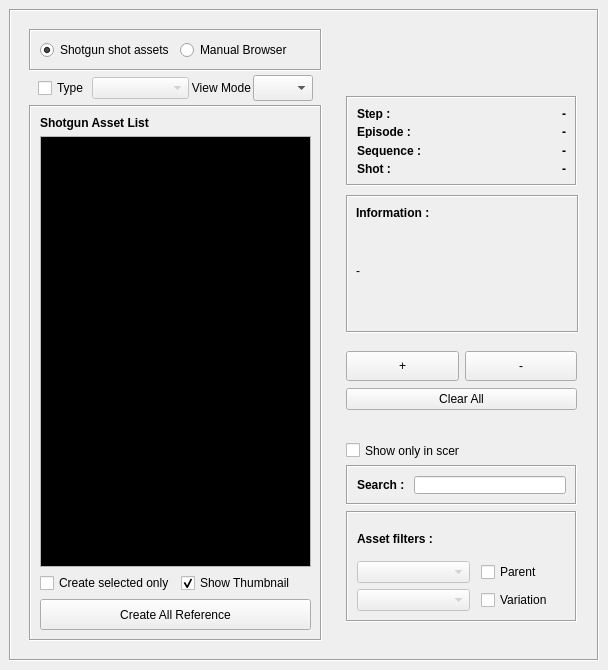
Old version of the form ui2.ui in the repository ChanonVilaiyuk/arxLoader.
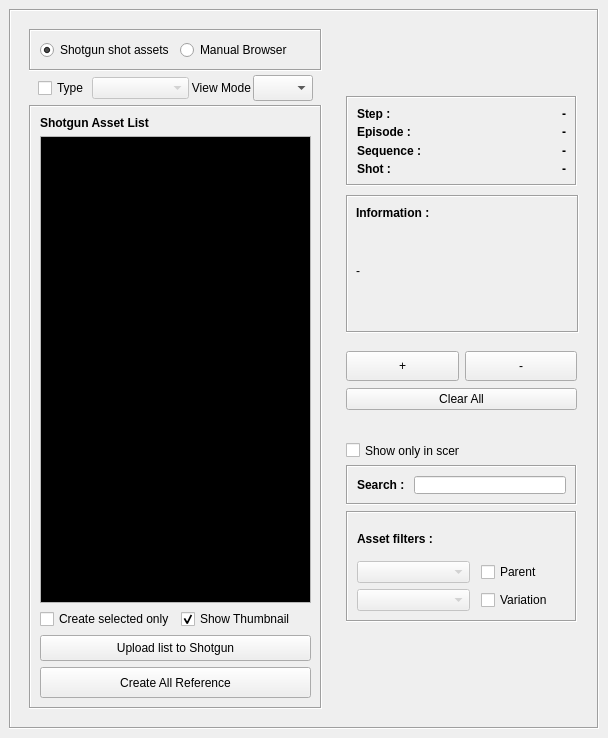
New version of the form.

Commit message: loader before add sync to shotgun

```diff
--- a/ui2.ui
+++ b/ui2.ui
@@ -7,7 +7,7 @@
     <x>0</x>
     <y>0</y>
     <width>606</width>
-    <height>670</height>
+    <height>738</height>
    </rect>
   </property>
   <property name="windowTitle">
@@ -273,6 +273,19 @@
                </item>
               </layout>
              </item>
+             <item>
+              <widget class="QPushButton" name="uploadAsset_pushButton">
+               <property name="minimumSize">
+                <size>
+                 <width>0</width>
+                 <height>26</height>
+                </size>
+               </property>
+               <property name="text">
+                <string>Upload list to Shotgun</string>
+               </property>
+              </widget>
+             </item>
              <item>
               <widget class="QPushButton" name="createReference_pushButton">
                <property name="minimumSize">
```
The commit also changes 5 other files.
